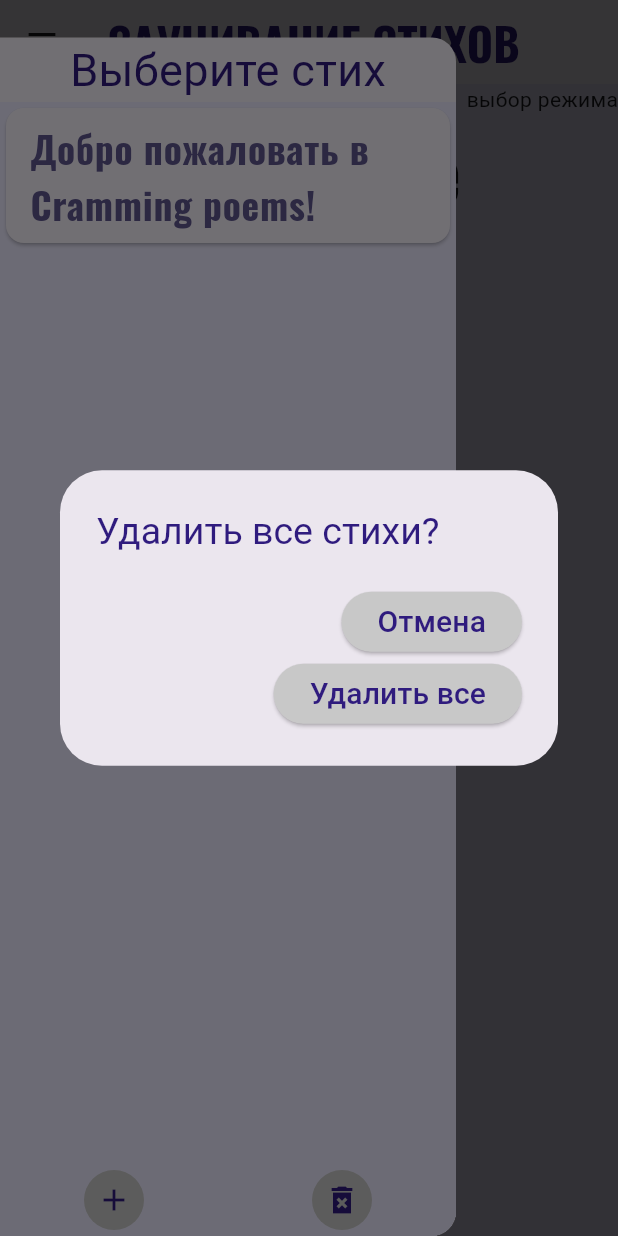
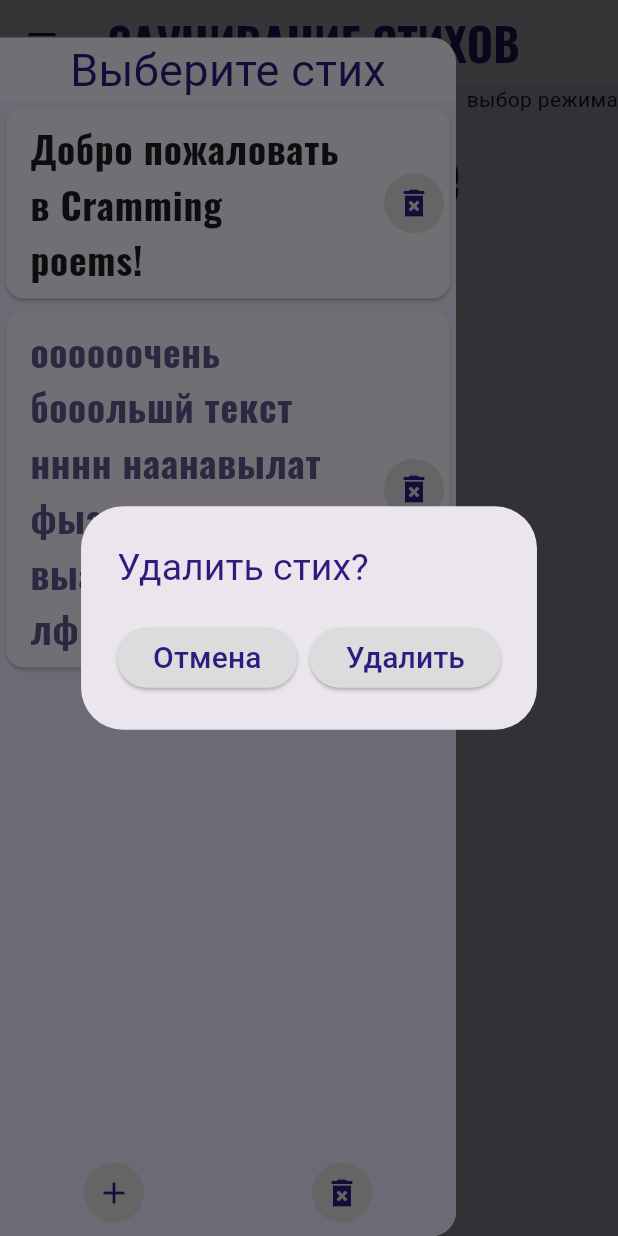
Before and after one commit to 2romanio005/cramming_poems, a Flutter app: the screen it shows after launch, in the side drawer, after a tap on the "delete forever" icon, on a phone screen of 412 x 824 dp. Run offline on Flutter 3.47's test engine with Material 3 defaults, Android fonts, the phone set to English and light mode, and no system bars; our stand-ins replace google_fonts.

Commit message:
add button deletePoem, some style

```diff
--- a/lib/Data/poem_list.dart
+++ b/lib/Data/poem_list.dart
@@ -61,6 +61,15 @@ class PoemList {
     }
     print("Всё считанно");
 
+    if (poemList._poems.length == 1){
+      // FIXME убрать тестовый стих
+      poemList.addPoem(Poem(
+        title: "оооооочень бооольшй текст нннн наанавылат фыав выаьвытаырфпв лфыд а",
+        original: [""],
+        dataFile: File("${directory.path}/1.txt"),
+      ));
+    }
+
     poemList._poems.sort((a, b) => a.nextNumberInFileName.compareTo(b.nextNumberInFileName));
     return poemList;
   }
--- a/lib/Widgets/confirmation_box.dart
+++ b/lib/Widgets/confirmation_box.dart
@@ -3,7 +3,7 @@ import 'package:flutter/material.dart';
 import 'package:cramming_poems/colors.dart';
 import 'package:cramming_poems/styles.dart';
 
-// TODO нормальный дизвйн и адаптивность
+// TODO адаптивность
 Future<void> confirmation_box({
   required BuildContext context,
   required String text,
--- a/lib/colors.dart
+++ b/lib/colors.dart
@@ -6,9 +6,9 @@ import 'package:flutter/material.dart';
 // Создаём их копию с более понятным названием и использовать уже ёё
 Color ColorMain1 = Color.fromARGB(255, 47, 27, 126);
 Color ColorMain2 = Color.fromARGB(255, 236, 234, 255);
-Color ColorMain3 = Color.fromARGB(255, 200, 200, 200);
+Color ColorMain3 = Color.fromARGB(255, 220, 220, 220);
 Color ColorMain4 = Color.fromARGB(255, 0, 180, 0);
-Color ColorMain5 = Color.fromARGB(255, 180, 0, 0);
+Color ColorMain5 = Color.fromARGB(255, 220, 0, 0);
 // все это надо когда начнём переделывать дизайн.
 
 Color ColorBackground = ColorMain2;             // задний фон приложения
--- a/lib/poemChooser.dart
+++ b/lib/poemChooser.dart
@@ -30,15 +30,17 @@ class _PoemChooser extends State<PoemChooser> {
               child: ListView.builder(
                   itemCount: poemList.length,
                   itemBuilder: (BuildContext context, int index) {
-                    return GestureDetector(
-                      child: Card(
+                    return Card(
+                      child: Row(
+                        mainAxisAlignment: MainAxisAlignment.spaceBetween,
+                        children: [
+                          Expanded(
                             child: ListTile(
                               title: Text(
                                 poemList[index].title,
                                 style: TextStyle(
                                   fontSize: 25,
                                 ),
-                            //style: Theme.of(context).textTheme.titleLarge,
                               ),
                               selected: index == poemList.selectedIndex,
                               onTap: () {
@@ -49,7 +51,10 @@ class _PoemChooser extends State<PoemChooser> {
                               },
                             ),
                           ),
-                      onLongPress: () async {
+                          IconButton(
+                            style: buttonStyleOFF,
+                            icon: Icon(Icons.delete_forever_sharp),
+                            onPressed: () async {
                               await confirmation_box(
                                   context: context,
                                   text: 'Удалить стих?',
@@ -64,11 +69,15 @@ class _PoemChooser extends State<PoemChooser> {
                                     });
                                   });
                             },
+                          )
+                        ],
+                      ),
                     );
                   }),
             ),
           ),
           Container(
+            padding: EdgeInsets.only(bottom: 5),
             color: ColorBackground,
             child: Row(
               mainAxisAlignment: MainAxisAlignment.spaceAround,
```
Lines whose indentation alone changed are shown as unchanged.
